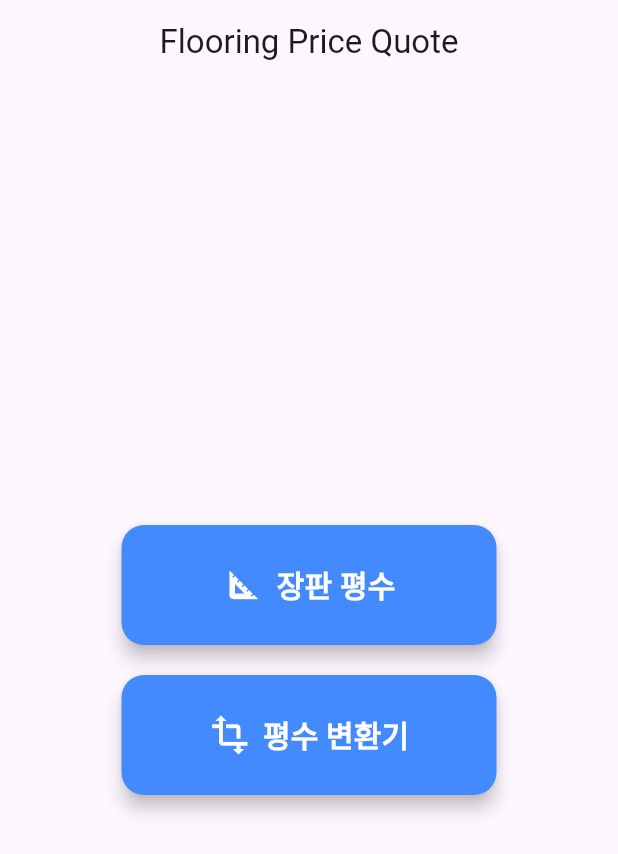
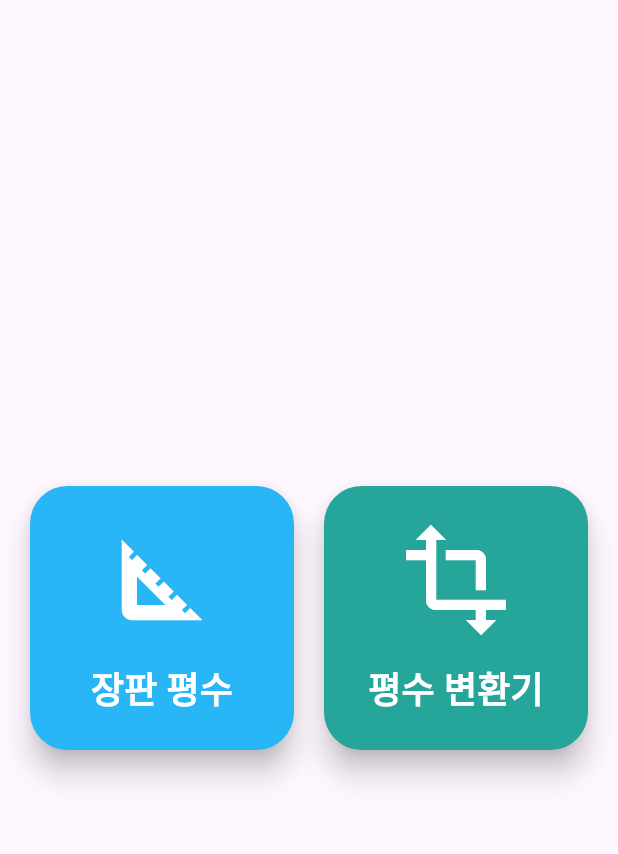
Before and after one commit to webpdblog/flooring_price_quote, a Flutter app: the screen it shows after launch, on a phone screen of 412 x 824 dp. Shown: the top 854 px of the screen. Run offline on Flutter 3.47's test engine with Material 3 defaults, Android fonts, the phone set to English and light mode, and no system bars.

Commit message:
\"Feat: Customize button colors and remove debug banner\"

```diff
--- a/lib/main.dart
+++ b/lib/main.dart
@@ -11,6 +11,7 @@ class MyApp extends StatelessWidget {
   Widget build(BuildContext context) {
     return MaterialApp(
       title: 'Flooring Price Quote',
+      debugShowCheckedModeBanner: false,
       theme: ThemeData(
         primarySwatch: Colors.blue,
         visualDensity: VisualDensity.adaptivePlatformDensity,
@@ -26,32 +27,37 @@ class HomeScreen extends StatelessWidget {
   @override
   Widget build(BuildContext context) {
     return Scaffold(
-      appBar: AppBar(
-        title: const Text('Flooring Price Quote'),
-        centerTitle: true,
-      ),
       body: Center(
-        child: Column(
+        child: Padding(
+          padding: const EdgeInsets.all(20.0),
+          child: Row(
             mainAxisAlignment: MainAxisAlignment.center,
             children: <Widget>[
-            _buildMenuButton(
+              Expanded(
+                child: _buildMenuButton(
                   context,
                   icon: Icons.square_foot,
                   label: '장판 평수',
+                  color: Colors.lightBlue[400]!, // 첫 번째 버튼 색상
                   onPressed: () {
                     // TODO: Navigate to Jangpan Pyeong page
                   },
                 ),
-            const SizedBox(height: 20),
-            _buildMenuButton(
+              ),
+              const SizedBox(width: 20),
+              Expanded(
+                child: _buildMenuButton(
                   context,
                   icon: Icons.transform,
                   label: '평수 변환기',
+                  color: Colors.teal[400]!, // 두 번째 버튼 색상
                   onPressed: () {
                     // TODO: Navigate to Pyeong Converter page
                   },
                 ),
+              ),
             ],
+          ),
         ),
       ),
     );
@@ -60,23 +66,33 @@ class HomeScreen extends StatelessWidget {
   Widget _buildMenuButton(BuildContext context,
       {required IconData icon,
       required String label,
+      required Color color,
       required VoidCallback onPressed}) {
-    return ElevatedButton.icon(
-      icon: Icon(icon, size: 28),
-      label: Text(
-        label,
-        style: const TextStyle(fontSize: 20, fontWeight: FontWeight.bold),
-      ),
+    return AspectRatio(
+      aspectRatio: 1, // Makes the button square
+      child: ElevatedButton(
         onPressed: onPressed,
         style: ElevatedButton.styleFrom(
           foregroundColor: Colors.white,
-        backgroundColor: Colors.blueAccent,
-        minimumSize: const Size(250, 80),
+          backgroundColor: color,
           shape: RoundedRectangleBorder(
-          borderRadius: BorderRadius.circular(15),
+            borderRadius: BorderRadius.circular(25),
           ),
-        elevation: 5,
-        padding: const EdgeInsets.symmetric(horizontal: 20, vertical: 15),
+          elevation: 8,
+          padding: const EdgeInsets.all(20),
+        ),
+        child: Column(
+          mainAxisAlignment: MainAxisAlignment.center,
+          children: <Widget>[
+            Icon(icon, size: 80),
+            const SizedBox(height: 15),
+            Text(
+              label,
+              textAlign: TextAlign.center,
+              style: const TextStyle(fontSize: 24, fontWeight: FontWeight.bold),
+            ),
+          ],
+        ),
       ),
     );
   }
```
Lines whose indentation alone changed are shown as unchanged.
